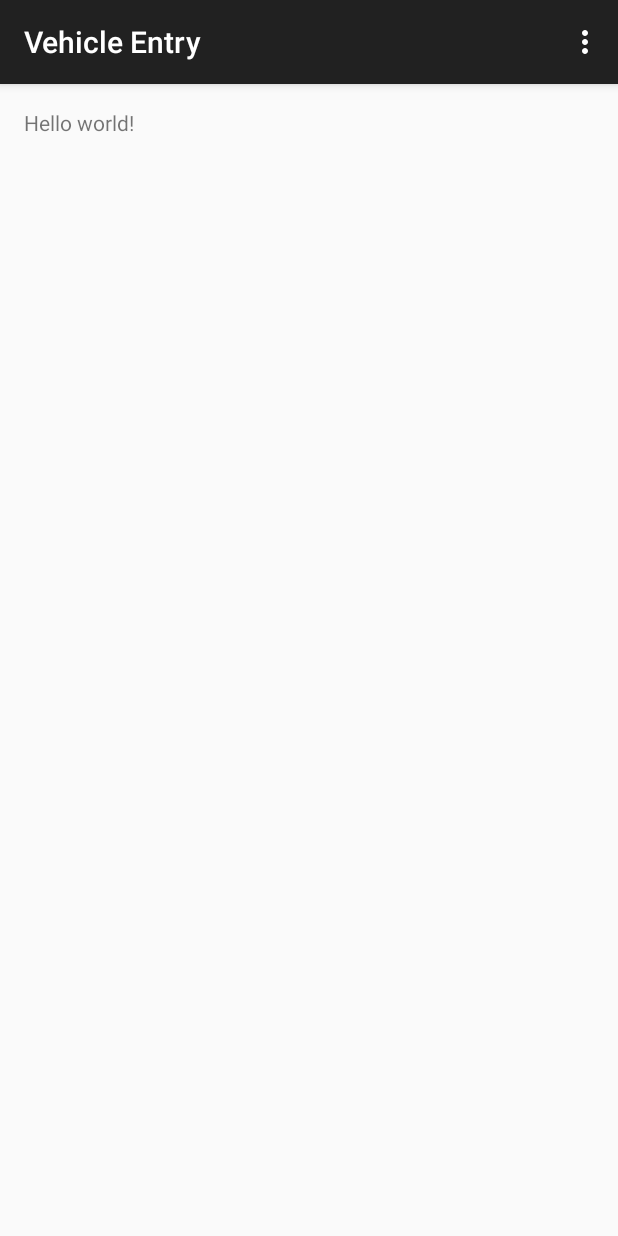
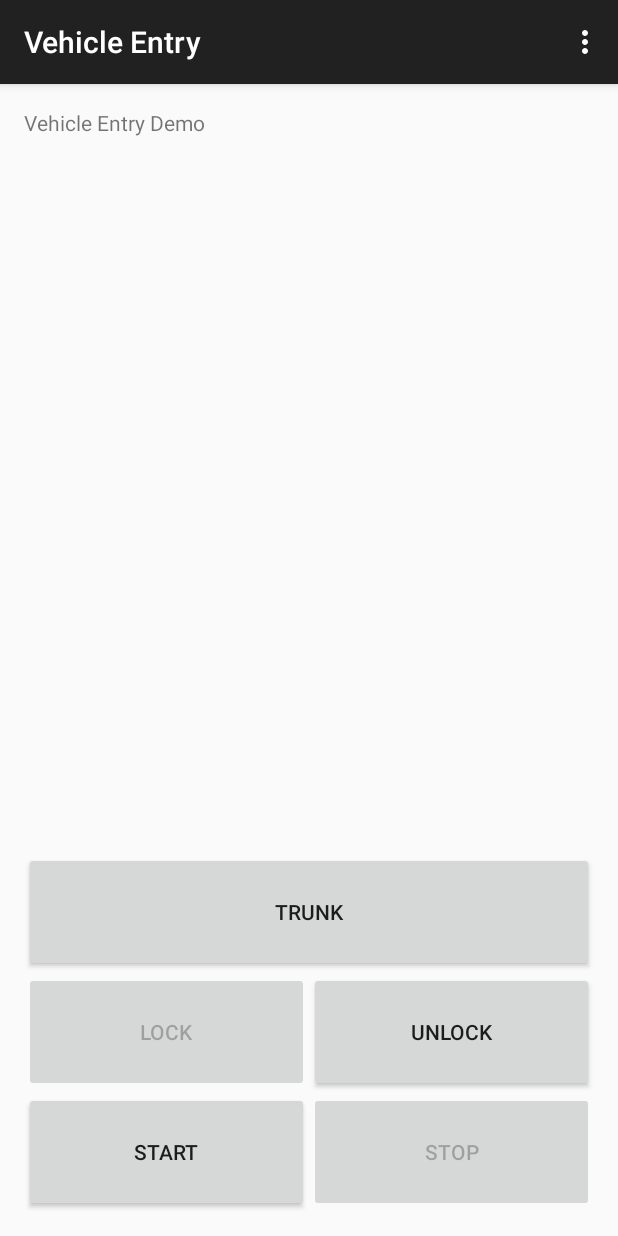
Before and after one commit to PDXostc/rvi_mobile_unlock, an Android app: the screen it shows after launch (LockActivity), on a phone screen of 412 x 824 dp. Run offline under Robolectric (Android 15) with nearby library versions, the phone set to English and light mode, and no system bars; libraries missing offline, so code that uses them is left out: rx.android.schedulers, rx.schedulers; 2 statements that could not run were skipped.

Commit message:
Updated UI and test android apk and PI LED test
for the people that do not want to build

```diff
--- a/app/src/main/java/com/ericsson/auto/remote/vehicleentry/LockActivityFragment.java
+++ b/app/src/main/java/com/ericsson/auto/remote/vehicleentry/LockActivityFragment.java
@@ -5,6 +5,7 @@ import android.os.Bundle;
 import android.view.LayoutInflater;
 import android.view.View;
 import android.view.ViewGroup;
+import android.widget.Button;
 
 
 /**
@@ -18,6 +19,19 @@ public class LockActivityFragment extends Fragment {
     @Override
     public View onCreateView(LayoutInflater inflater, ViewGroup container,
                              Bundle savedInstanceState) {
-        return inflater.inflate(R.layout.fragment_lock, container, false);
+        View view = inflater.inflate(R.layout.fragment_lock, container, false);
+
+        Button lock = (Button) view.findViewById(R.id.lock);
+        Button unlock = (Button) view.findViewById(R.id.unlock);
+        Button start = (Button) view.findViewById(R.id.start);
+        Button stop = (Button) view.findViewById(R.id.stop);
+        Button trunk = (Button) view.findViewById(R.id.trunk);
+        Button panic = (Button) view.findViewById(R.id.panic);
+
+        unlock.setEnabled(true);
+        start.setEnabled(true);
+        trunk.setEnabled(true);
+
+        return view;
     }
 }
--- a/app/src/main/java/com/ericsson/auto/remote/vehicleentry/RviServerConnection.java
+++ b/app/src/main/java/com/ericsson/auto/remote/vehicleentry/RviServerConnection.java
@@ -21,16 +21,19 @@ public class RviServerConnection extends RviConnection {
 
 
     public void disconnect() throws IOException {
-        socket.close();
+        if( socket != null )
+            socket.close();
     }
 
     @Override
     public InputStream getInputStream() throws IOException {
+        if( socket == null ) throw new IOException("Socket to RVI not open");
         return socket.getInputStream();
     }
 
     @Override
     public OutputStream getOutputStream() throws IOException {
+        if( socket == null ) throw new IOException("Socket to RVI not open");
         return socket.getOutputStream();
     }
 }
--- a/app/src/main/res/layout/fragment_lock.xml
+++ b/app/src/main/res/layout/fragment_lock.xml
@@ -5,7 +5,68 @@
     android:paddingTop="@dimen/activity_vertical_margin"
     android:paddingBottom="@dimen/activity_vertical_margin" tools:context=".LockActivityFragment">
 
-    <TextView android:text="@string/hello_world" android:layout_width="wrap_content"
-        android:layout_height="wrap_content" />
+    <LinearLayout
+        android:id="@+id/motor"
+        android:layout_width="match_parent"
+        android:layout_height="wrap_content"
+        android:layout_alignParentBottom="true"
+    >
+        <Button android:id="@+id/start"
+            android:text="@string/start"
+            android:layout_width="0dp"
+            android:layout_height="80dp"
+            android:layout_weight=".50"
+            android:enabled="false"
+            />
+        <Button
+            android:id="@+id/stop"
+            android:text="@string/stop"
+            android:layout_width="0dp"
+            android:layout_height="80dp"
+            android:layout_weight=".50"
+            android:enabled="false"
+            android:layout_alignRight="@id/start"/>
+    </LinearLayout>
+
+    <LinearLayout
+        android:id="@+id/locking"
+        android:layout_width="match_parent"
+        android:layout_height="wrap_content"
+        android:layout_above="@id/motor"
+        >
+        <Button android:id="@+id/lock"
+            android:text="@string/lock"
+            android:layout_width="0dp"
+            android:layout_height="80dp"
+            android:layout_weight=".50"
+            android:enabled="false"
+            />
+        <Button
+            android:id="@+id/unlock"
+            android:text="@string/unlock"
+            android:layout_width="0dp"
+            android:layout_height="80dp"
+            android:layout_weight=".50"
+            android:enabled="false"
+            android:layout_alignRight="@id/lock"/>
+    </LinearLayout>
+    <Button android:id="@+id/trunk"
+        android:text="@string/trunk"
+        android:layout_width="fill_parent"
+        android:layout_height="80dp"
+        android:enabled="false"
+        android:layout_above="@id/locking"
+        />
+    <Button android:id="@+id/panic"
+        android:visibility="gone"
+        android:text="@string/panic"
+        android:layout_width="fill_parent"
+        android:layout_height="80dp"
+        android:layout_above="@id/trunk"
+        />
+    <TextView android:text="@string/hello_world"
+        android:layout_width="fill_parent"
+        android:layout_height="fill_parent"
+        android:layout_above="@id/trunk"/>
 
 </RelativeLayout>
--- a/app/src/main/res/values/strings.xml
+++ b/app/src/main/res/values/strings.xml
@@ -1,5 +1,11 @@
 <resources>
     <string name="app_name">Vehicle Entry</string>
-    <string name="hello_world">Hello world!</string>
+    <string name="hello_world">Vehicle Entry Demo</string>
+    <string name="lock">Lock</string>
+    <string name="unlock">Unlock</string>
+    <string name="trunk">Trunk</string>
+    <string name="panic">Panic</string>
+    <string name="start">Start</string>
+    <string name="stop">Stop</string>
     <string name="action_settings">Settings</string>
 </resources>
```
Also changed, not shown: 3 other files.
